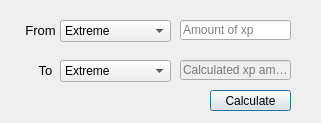
Above: test.ui from Synflor/XpCalculator before the change. Below: the same form after it.
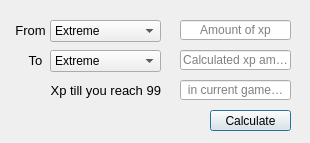
That is the form after the change. Icons and pictures are not drawn.

```diff
--- a/test.ui
+++ b/test.ui
@@ -6,8 +6,8 @@
    <rect>
     <x>0</x>
     <y>0</y>
-    <width>321</width>
-    <height>123</height>
+    <width>310</width>
+    <height>143</height>
    </rect>
   </property>
   <property name="windowTitle">
@@ -20,7 +20,7 @@
   <widget class="QComboBox" name="currentGamemode">
    <property name="geometry">
     <rect>
-     <x>60</x>
+     <x>50</x>
      <y>20</y>
      <width>111</width>
      <height>22</height>
@@ -60,8 +60,8 @@
   <widget class="QComboBox" name="newGamemode">
    <property name="geometry">
     <rect>
-     <x>60</x>
-     <y>60</y>
+     <x>50</x>
+     <y>50</y>
      <width>111</width>
      <height>22</height>
     </rect>
@@ -109,6 +109,9 @@
    <property name="inputMethodHints">
     <set>Qt::ImhDigitsOnly</set>
    </property>
+   <property name="alignment">
+    <set>Qt::AlignCenter</set>
+   </property>
    <property name="placeholderText">
     <string>Amount of xp</string>
    </property>
@@ -116,7 +119,7 @@
   <widget class="QLabel" name="label">
    <property name="geometry">
     <rect>
-     <x>20</x>
+     <x>10</x>
      <y>20</y>
      <width>41</width>
      <height>20</height>
@@ -137,8 +140,8 @@
   <widget class="QLabel" name="label_2">
    <property name="geometry">
     <rect>
-     <x>30</x>
-     <y>60</y>
+     <x>20</x>
+     <y>50</y>
      <width>31</width>
      <height>20</height>
     </rect>
@@ -157,12 +160,12 @@
   </widget>
   <widget class="QLineEdit" name="calculatedXp">
    <property name="enabled">
-    <bool>false</bool>
+    <bool>true</bool>
    </property>
    <property name="geometry">
     <rect>
      <x>180</x>
-     <y>60</y>
+     <y>50</y>
      <width>111</width>
      <height>20</height>
     </rect>
@@ -170,6 +173,9 @@
    <property name="inputMethodHints">
     <set>Qt::ImhDigitsOnly</set>
    </property>
+   <property name="alignment">
+    <set>Qt::AlignCenter</set>
+   </property>
    <property name="readOnly">
     <bool>true</bool>
    </property>
@@ -181,7 +187,7 @@
    <property name="geometry">
     <rect>
      <x>210</x>
-     <y>90</y>
+     <y>110</y>
      <width>81</width>
      <height>21</height>
     </rect>
@@ -190,6 +196,52 @@
     <string>Calculate</string>
    </property>
   </widget>
+  <widget class="QLineEdit" name="calculatedXpTill99">
+   <property name="enabled">
+    <bool>true</bool>
+   </property>
+   <property name="geometry">
+    <rect>
+     <x>180</x>
+     <y>80</y>
+     <width>111</width>
+     <height>20</height>
+    </rect>
+   </property>
+   <property name="inputMethodHints">
+    <set>Qt::ImhDigitsOnly</set>
+   </property>
+   <property name="alignment">
+    <set>Qt::AlignCenter</set>
+   </property>
+   <property name="readOnly">
+    <bool>true</bool>
+   </property>
+   <property name="placeholderText">
+    <string>in current gamemode</string>
+   </property>
+  </widget>
+  <widget class="QLabel" name="label_3">
+   <property name="geometry">
+    <rect>
+     <x>30</x>
+     <y>80</y>
+     <width>131</width>
+     <height>20</height>
+    </rect>
+   </property>
+   <property name="font">
+    <font>
+     <pointsize>10</pointsize>
+    </font>
+   </property>
+   <property name="text">
+    <string>Xp till you reach 99</string>
+   </property>
+   <property name="alignment">
+    <set>Qt::AlignRight|Qt::AlignTrailing|Qt::AlignVCenter</set>
+   </property>
+  </widget>
  </widget>
  <tabstops>
   <tabstop>currentGamemode</tabstop>
```
